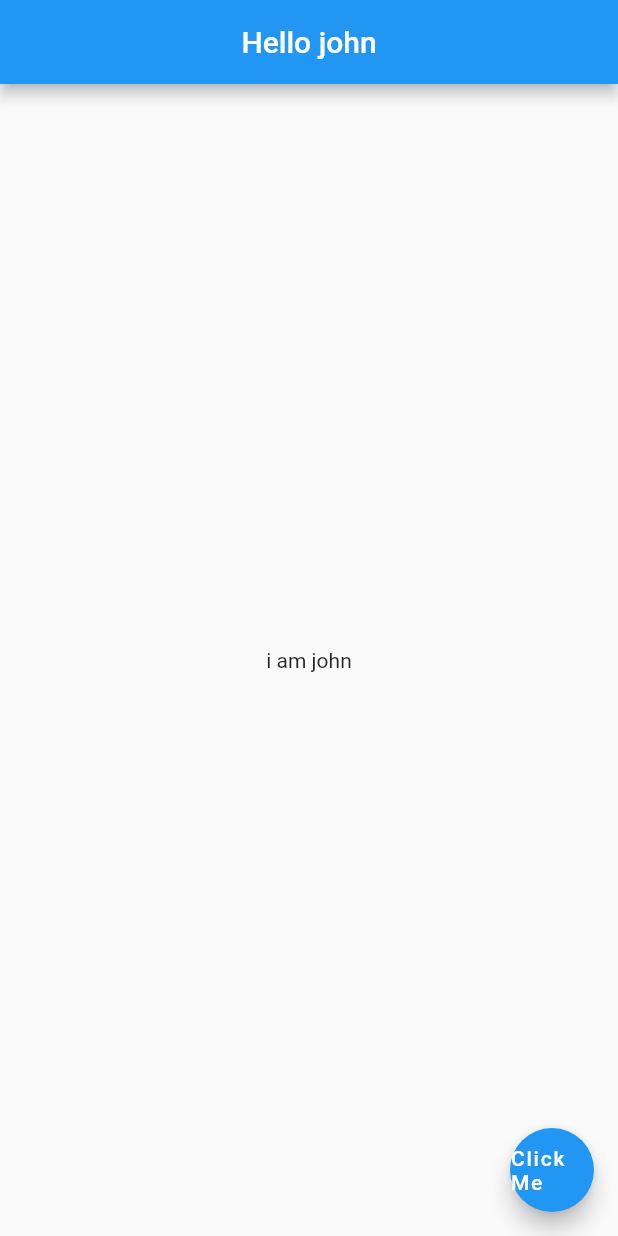
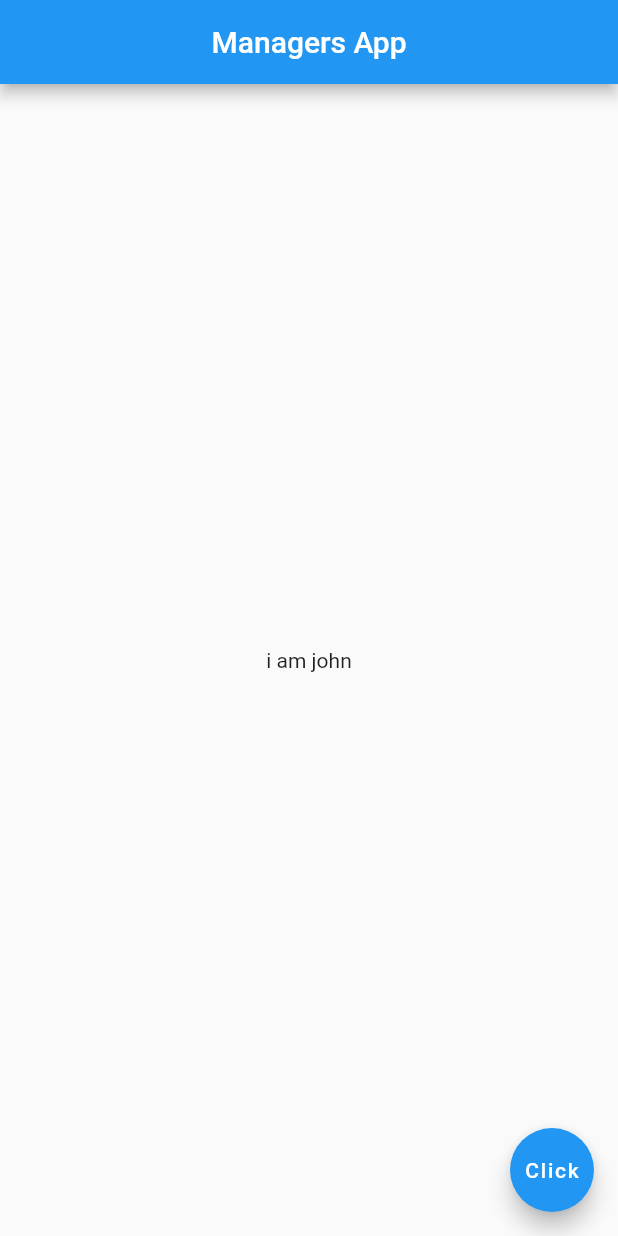
Before and after one commit to johnwanjema/hello-flutter, a Flutter app: the screen it shows after launch, on a phone screen of 412 x 824 dp. Run offline on Flutter 3.47's test engine with Material 2 defaults, Android fonts, the phone set to English and light mode, and no system bars.

```diff
--- a/lib/main.dart
+++ b/lib/main.dart
@@ -3,14 +3,14 @@ import 'package:flutter/material.dart';
 void main() => runApp(MaterialApp(
   home: Scaffold(
     appBar:AppBar(
-      title:Text('Hello john'),
+      title:Text('Managers App'),
       centerTitle: true,
     ),
         body:Center(
           child: Text('i am john'),
         ),
       floatingActionButton:FloatingActionButton(
-        child: Text('Click Me')
+        child: Text('Click')
   ),
   )
   ,
```
